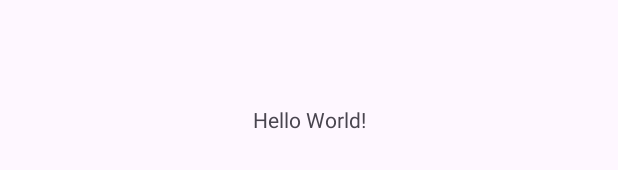
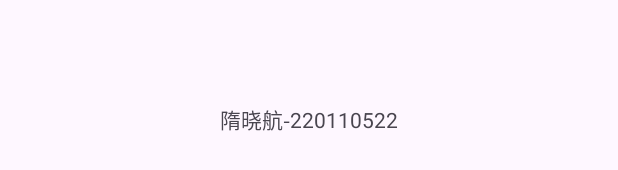
Before and after one commit to mchehega/2024-AndroidExp-AircraftWar, an Android app: the layout activity_main.xml on its own in the app's theme, with its tools: preview values and no code run, on a phone screen of 412 x 824 dp. Shown: the part 499-669 px from the top of the screen. Run offline under Robolectric (Android 15) with nearby library versions, the light colour scheme and no system bars.

Commit message:
exp_1: init

```diff
--- a/app/src/main/res/layout/activity_main.xml
+++ b/app/src/main/res/layout/activity_main.xml
@@ -9,7 +9,7 @@
     <TextView
         android:layout_width="wrap_content"
         android:layout_height="wrap_content"
-        android:text="Hello World!"
+        android:text="隋晓航-220110522"
         app:layout_constraintBottom_toBottomOf="parent"
         app:layout_constraintEnd_toEndOf="parent"
         app:layout_constraintStart_toStartOf="parent"
```
